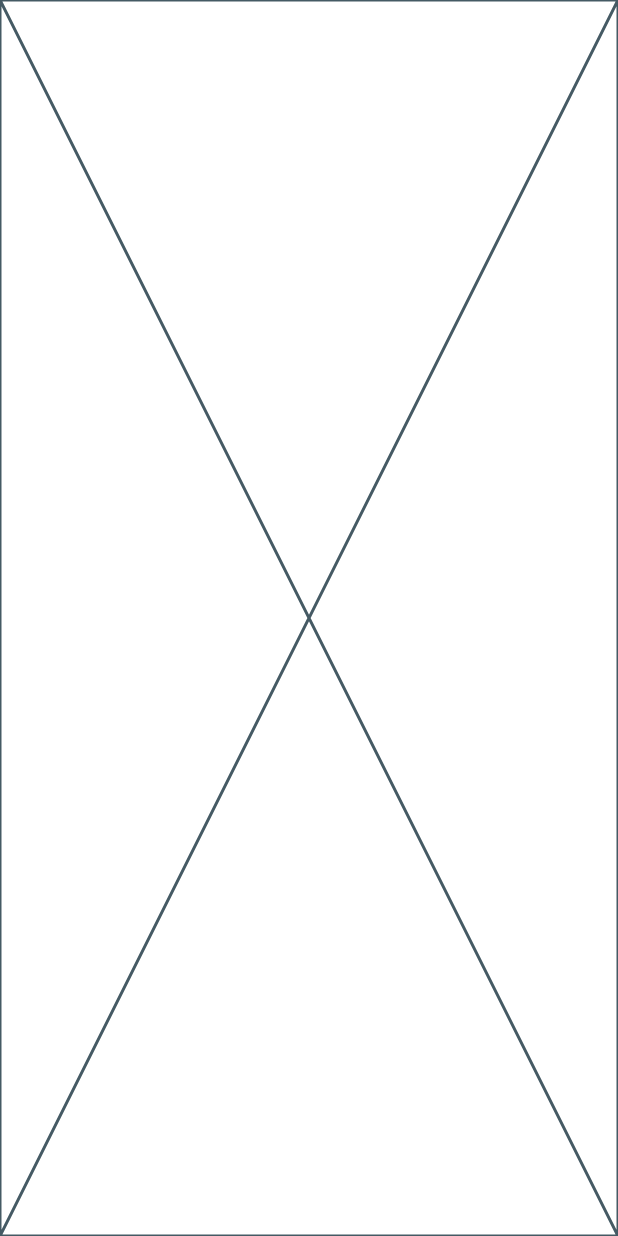
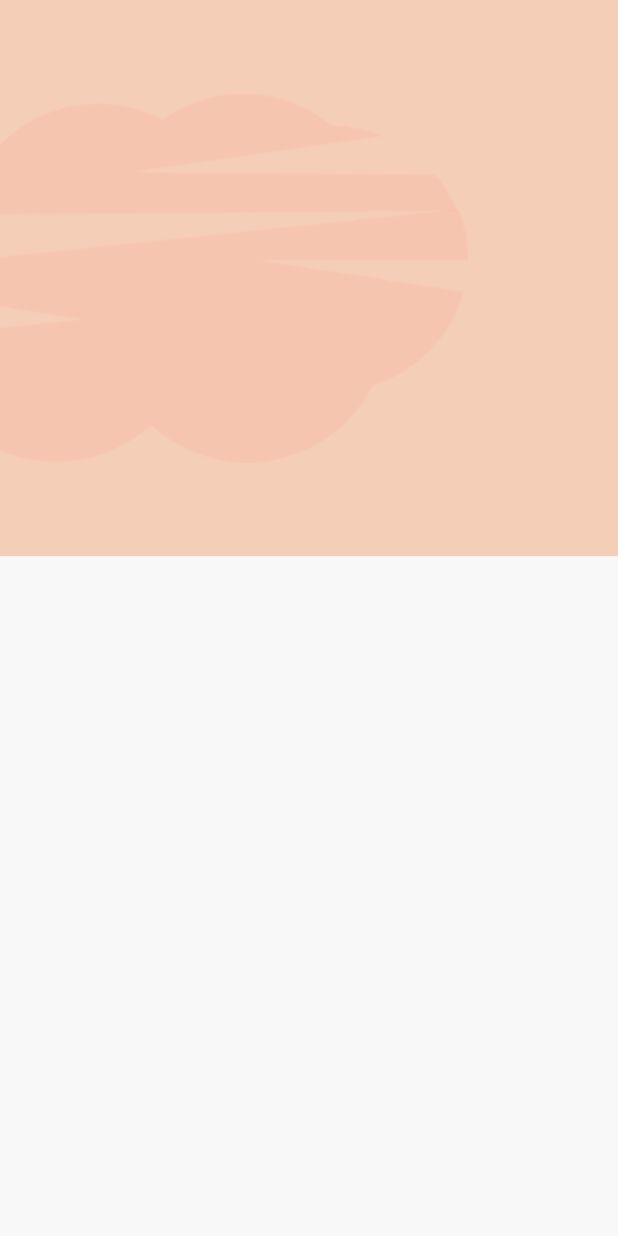
Before and after one commit to YM1587/Daily-exercise-app-meditation-app, a Flutter app: the screen it shows after launch, on a phone screen of 412 x 824 dp. Run offline on Flutter 3.47's test engine with Material 3 defaults, Android fonts, the phone set to English and light mode, and no system bars.

Commit message:
modified main.dart

```diff
--- a/lib/main.dart
+++ b/lib/main.dart
@@ -32,6 +32,22 @@ class HomeScreen extends StatelessWidget {
 
   @override
   Widget build(BuildContext context) {
-    return const Placeholder();
+    var size = MediaQuery.of(context).size;
+    return Scaffold(
+      body: Stack(
+        children: [
+          Container(
+            height: size.height * 0.45,
+            decoration: BoxDecoration(
+              color: Color(0xFFF5CEB8),
+              image: DecorationImage(
+                alignment: Alignment.centerLeft,
+                image: AssetImage("assets/images/undraw_pilates_gpdb.png"),
+              ),
+            )
+          )// Add your home screen widgets here
+        ],
+      ),
+    );
   }
 }
```
